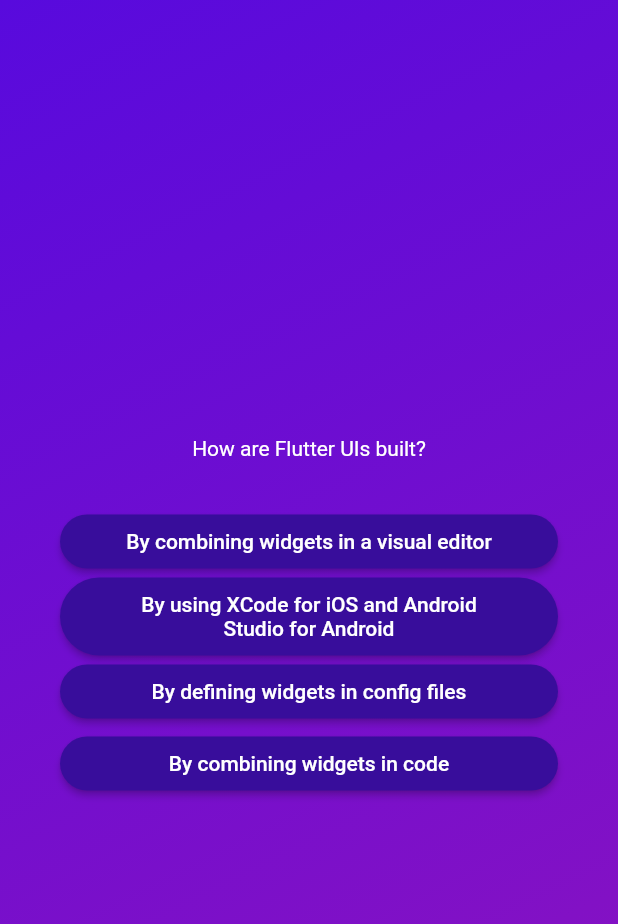
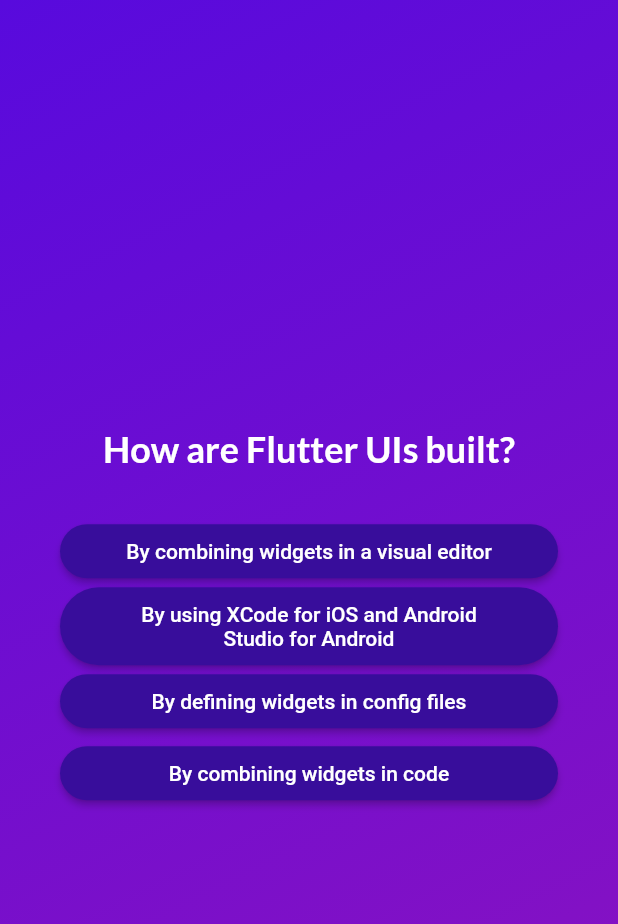
Before and after one commit to Charl913/advanced-basics-flutter-project, a Flutter app: the screen it shows after launch, after a tap on "Start Quiz", after a tap on "Components", on a phone screen of 412 x 824 dp. Shown: the top 924 px of the screen. Run offline on Flutter 3.47's test engine with Material 2 defaults, Android fonts, the phone set to English and light mode, and no system bars; our stand-ins replace google_fonts.

Commit message:
Add Geogle Fonts, Use Third-Party Packages & Pass Data via Functions Across Widgets

```diff
--- a/lib/questions_screen.dart
+++ b/lib/questions_screen.dart
@@ -1,9 +1,12 @@
 import 'package:advanced_basics/answer_button.dart';
 import 'package:advanced_basics/data/questions.dart';
+import 'package:google_fonts/google_fonts.dart';
 import 'package:flutter/material.dart';
 
 class QuestionsScreen extends StatefulWidget {
-  const QuestionsScreen({super.key});
+  const QuestionsScreen({super.key, required this.onSelectAnswer});
+
+  final void Function(String answer) onSelectAnswer;
 
   @override
   State<QuestionsScreen> createState() {
@@ -14,7 +17,9 @@ class QuestionsScreen extends StatefulWidget {
 class _QuestionsScreenState extends State<QuestionsScreen> {
   var currentQuestionIndex = 0;
 
-  void answerQuestion() {
+  void answerQuestion(String selectedAnswer) {
+    widget.onSelectAnswer(selectedAnswer);
+
     setState(() {
       currentQuestionIndex++;
     });
@@ -34,7 +39,11 @@ class _QuestionsScreenState extends State<QuestionsScreen> {
           children: [
             Text(
               currentQuestion.text,
-              style: const TextStyle(color: Colors.white),
+              style: GoogleFonts.lato(
+                color: Colors.white,
+                fontSize: 24,
+                fontWeight: FontWeight.bold,
+              ),
               textAlign: TextAlign.center,
             ),
             const SizedBox(
@@ -43,7 +52,9 @@ class _QuestionsScreenState extends State<QuestionsScreen> {
             ...currentQuestion.getShuffledAnswers().map((answer) {
               return AnswerButton(
                 answerText: answer,
-                onTap: answerQuestion,
+                onTap: () {
+                  answerQuestion(answer);
+                },
               );
             }),
           ],
--- a/lib/quiz.dart
+++ b/lib/quiz.dart
@@ -12,6 +12,7 @@ class Quiz extends StatefulWidget {
 }
 
 class _QuizState extends State<Quiz> {
+  final List<String> selectedAnswers = [];
   var activeScreen = 'start-screen';
 
   void switchScreen() {
@@ -20,12 +21,18 @@ class _QuizState extends State<Quiz> {
     });
   }
 
+  void chooseAnswer(String answer) {
+    selectedAnswers.add(answer);
+  }
+
   @override
   Widget build(context) {
     Widget screenWidget = StartScreen(switchScreen);
 
     if (activeScreen == 'questions-screen') {
-      screenWidget = const QuestionsScreen();
+      screenWidget = QuestionsScreen(
+        onSelectAnswer: chooseAnswer,
+      );
     }
 
     return MaterialApp(
--- a/lib/start_screen.dart
+++ b/lib/start_screen.dart
@@ -1,4 +1,5 @@
 import 'package:flutter/material.dart';
+import 'package:google_fonts/google_fonts.dart';
 
 class StartScreen extends StatelessWidget {
   const StartScreen(this.startQuiz, {super.key});
@@ -19,9 +20,9 @@ class StartScreen extends StatelessWidget {
           const SizedBox(
             height: 80,
           ),
-          const Text(
+          Text(
             'Learn flutter the fun way!',
-            style: TextStyle(
+            style: GoogleFonts.lato(
               color: Colors.white,
               fontSize: 24,
             ),
--- a/pubspec.yaml
+++ b/pubspec.yaml
@@ -35,6 +35,7 @@ dependencies:
   # The following adds the Cupertino Icons font to your application.
   # Use with the CupertinoIcons class for iOS style icons.
   cupertino_icons: ^1.0.2
+  google_fonts: ^5.1.0
 
 dev_dependencies:
   flutter_test:
```
Also changed, not shown: pubspec.lock, 2 other files.
